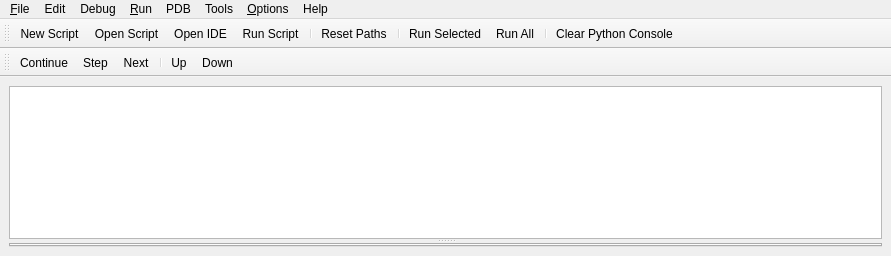
Old version of the form blurdev/gui/windows/loggerwindow/ui/loggerwindow.ui in the repository blurstudio/PrEditor.
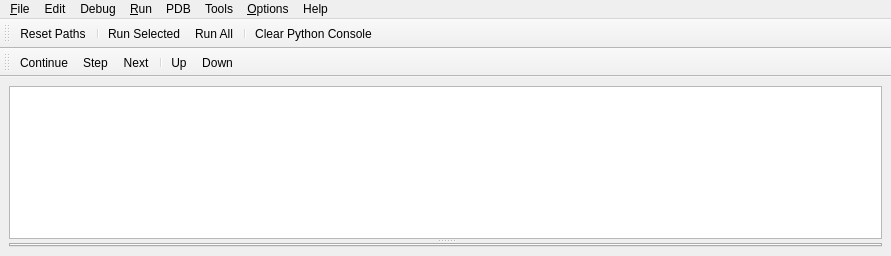
New version of the form. Custom widgets are drawn as their Qt base class.

Patch:
```diff
--- a/blurdev/gui/windows/loggerwindow/ui/loggerwindow.ui
+++ b/blurdev/gui/windows/loggerwindow/ui/loggerwindow.ui
@@ -264,11 +264,6 @@
    <attribute name="toolBarBreak">
     <bool>false</bool>
    </attribute>
-   <addaction name="uiNewScriptACT"/>
-   <addaction name="uiOpenScriptACT"/>
-   <addaction name="uiOpenIdeACT"/>
-   <addaction name="uiRunScriptACT"/>
-   <addaction name="separator"/>
    <addaction name="uiResetPathsACT"/>
    <addaction name="separator"/>
    <addaction name="uiRunSelectedACT"/>
@@ -347,39 +342,6 @@
     <string>Ctrl+Alt+Shift+D</string>
    </property>
   </action>
-  <action name="uiNewScriptACT">
-   <property name="text">
-    <string>&amp;New Script...</string>
-   </property>
-   <property name="toolTip">
-    <string>Start a new script in the Blur IDE</string>
-   </property>
-   <property name="shortcut">
-    <string>Ctrl+N</string>
-   </property>
-  </action>
-  <action name="uiOpenScriptACT">
-   <property name="text">
-    <string>&amp;Open Script...</string>
-   </property>
-   <property name="toolTip">
-    <string>Open an existing script in the Blur IDE</string>
-   </property>
-   <property name="shortcut">
-    <string>Ctrl+O</string>
-   </property>
-  </action>
-  <action name="uiRunScriptACT">
-   <property name="text">
-    <string>&amp;Run Script...</string>
-   </property>
-   <property name="toolTip">
-    <string>Select and run an existing script</string>
-   </property>
-   <property name="shortcut">
-    <string>F5</string>
-   </property>
-  </action>
   <action name="uiAutoCompleteEnabledACT">
    <property name="checkable">
     <bool>true</bool>
@@ -522,14 +484,6 @@
     <string>Editor Vertical</string>
    </property>
   </action>
-  <action name="uiOpenIdeACT">
-   <property name="text">
-    <string>Open IDE</string>
-   </property>
-   <property name="toolTip">
-    <string>Open the Blur IDE</string>
-   </property>
-  </action>
   <action name="uiClearLogOnRefreshACT">
    <property name="checkable">
     <bool>true</bool>
```
Left out of the diff: 67 changed lines with no effect on the pictures.
